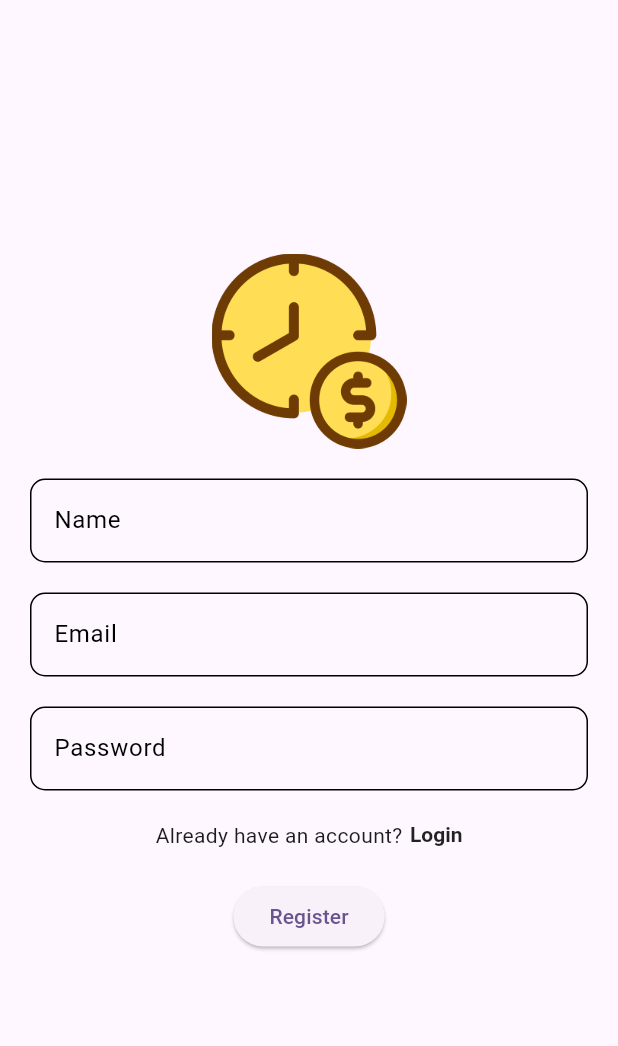
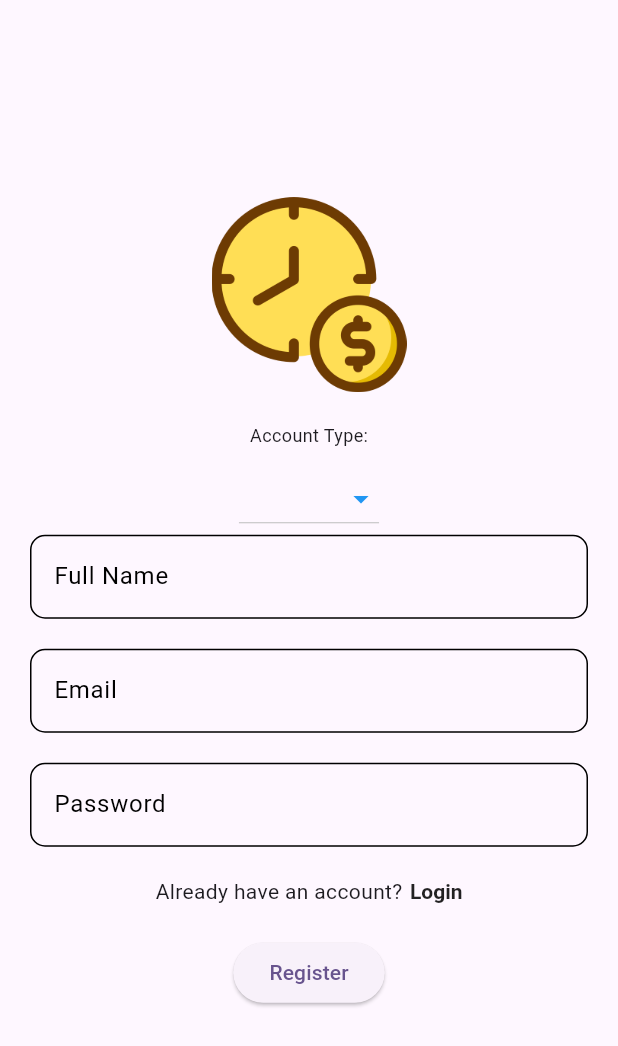
Before and after one commit to joshanjohn/TelMe, a Flutter app: the Register screen opened by its route, on a phone screen of 412 x 824 dp. Shown: the top 1046 px of the screen. Run offline on Flutter 3.47's test engine with Material 3 defaults, Android fonts, the phone set to English and light mode, and no system bars; our stand-ins replace cloud_firestore, firebase_auth, firebase_core; accounts and stored records are empty.

Commit message:
add dropdown menu for account type, add if else statements in auth_service.dart to register users in the Employee or Employer collections depending on the account type

```diff
--- a/telme/lib/views/auth/register.dart
+++ b/telme/lib/views/auth/register.dart
@@ -11,6 +11,11 @@ class Register extends StatefulWidget {
 }
 
 class _RegisterState extends State<Register> {
+  // account types for the dropdown menu
+  final List<String> accountTypes = ['Employee', 'Employer'];
+  late String _selectedType;
+  String _nameText = "Full Name";
+
   final TextEditingController _nameController = TextEditingController();
   final TextEditingController _emailController = TextEditingController();
   final TextEditingController _passwordController = TextEditingController();
@@ -18,7 +23,6 @@ class _RegisterState extends State<Register> {
   // form key for validation
   final _regKey = GlobalKey<FormState>();
   final AuthService _auth = AuthService();
-
 
   // register function
   void _register() async {
@@ -32,7 +36,7 @@ class _RegisterState extends State<Register> {
 
       try {
         Future.delayed(Duration(seconds: 3));
-        final userData = await _auth.register(user);
+        final userData = await _auth.register(user, _selectedType);
 
         if (userData.user != null) {
           Navigator.pushNamedAndRemoveUntil(context, '/home', (route) => false);
@@ -67,17 +71,47 @@ class _RegisterState extends State<Register> {
                   key: _regKey,
                   child: Column(
                     children: [
+                      const Text(
+                        'Account Type:',
+                        style: TextStyle(fontSize: 12),
+                      ),
+                      SizedBox(height: 10),
+
+                      //dropdown menu for selecting account type
+                      DropdownButton(
+                        items: accountTypes.map<DropdownMenuItem<String>>((String value) {
+                          return DropdownMenuItem<String>(
+                            value: value,
+                            child: Text(value),
+                          );
+                        }).toList(),
+                        onChanged: (String? newValue) {
+                          setState(() {
+                            _selectedType = newValue!;
+                            if(_selectedType=="Employee"){
+                              _nameText="Full Name";
+                            }
+                            if(_selectedType=="Employer"){
+                              _nameText="Company Name";
+                            }
+                          });
+                        },
+                        style: TextStyle(color: Colors.blue, fontSize: 16),
+                        dropdownColor: _themeData.focusColor,
+                        icon: Icon(Icons.arrow_drop_down, color: Colors.blue),
+                      ),
                       // Name
                       TextFormField(
                         controller: _nameController,
                         cursorColor: _themeData.focusColor,
                         decoration: InputDecoration(
-                          labelText: 'Name',
+                          labelText: _nameText,
                           labelStyle: TextStyle(color: _themeData.focusColor),
                           hintStyle: _themeData.textTheme.displayMedium,
                           enabledBorder: OutlineInputBorder(
                             borderRadius: BorderRadius.circular(10),
-                            borderSide: BorderSide(color: _themeData.focusColor),
+                            borderSide:
+                                BorderSide(color: _themeData.focusColor),
                           ),
                           focusedBorder: OutlineInputBorder(
                             borderRadius: BorderRadius.circular(10),
@@ -102,7 +136,8 @@ class _RegisterState extends State<Register> {
                           hintStyle: _themeData.textTheme.displayMedium,
                           enabledBorder: OutlineInputBorder(
                             borderRadius: BorderRadius.circular(10),
-                            borderSide: BorderSide(color: _themeData.focusColor),
+                            borderSide:
+                                BorderSide(color: _themeData.focusColor),
                           ),
                           focusedBorder: OutlineInputBorder(
                             borderRadius: BorderRadius.circular(10),
@@ -127,7 +162,8 @@ class _RegisterState extends State<Register> {
                           hintStyle: _themeData.textTheme.displayMedium,
                           enabledBorder: OutlineInputBorder(
                             borderRadius: BorderRadius.circular(10),
-                            borderSide: BorderSide(color: _themeData.focusColor),
+                            borderSide:
+                                BorderSide(color: _themeData.focusColor),
                           ),
                           focusedBorder: OutlineInputBorder(
                             borderRadius: BorderRadius.circular(10),
```
Also changed, not shown: telme/lib/services/auth/auth_service.dart (+32 -7 lines), telme/pubspec.lock, 1 other file.
